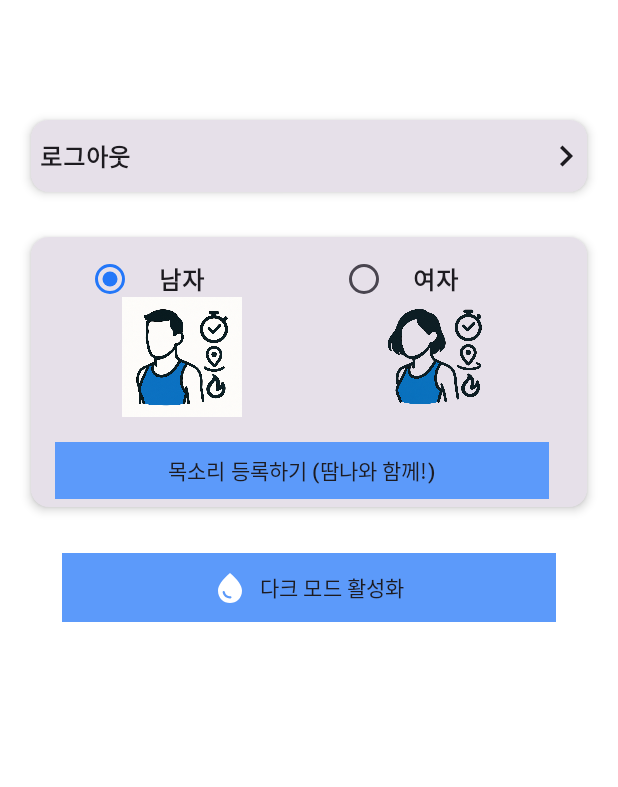
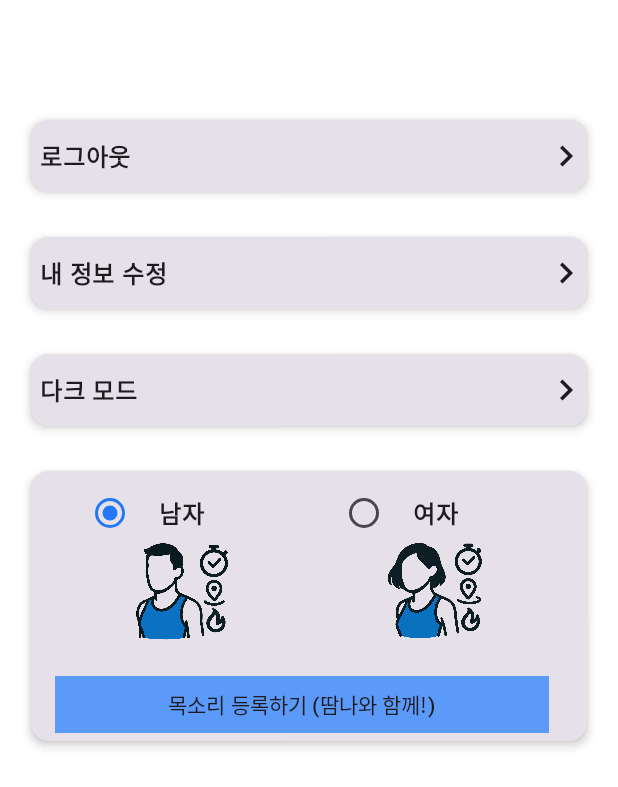
Before and after one commit to hyunho4532/SSAMNA-V4, an Android app built with Jetpack Compose: the composable SettingScreen shown on its own in the app's theme, on a phone screen of 412 x 824 dp. Shown: the top 787 px of the screen. Run offline under Robolectric (Android 15) with nearby library versions, the phone set to English and light mode, and no system bars; our stand-ins replace Dagger/Hilt's generated code; libraries missing offline, so code that uses them is left out: io.github.jan.supabase; 1 statement that could not run was skipped.

Commit message:
feat. 사용자 설정 기능 구현 중 (내 정보 수정 기능 구현 중)

```diff
--- a/presentation/src/main/java/com/app/presentation/component/dialog/BottomSheet.kt
+++ b/presentation/src/main/java/com/app/presentation/component/dialog/BottomSheet.kt
@@ -45,6 +45,7 @@ import com.app.presentation.component.tool.challengeCard
 import com.app.domain.model.enum.CardType
 import com.app.domain.model.state.ChallengeMaster
 import com.app.domain.model.state.ChallengeSub
+import com.app.domain.model.user.User
 import com.app.presentation.component.util.responsive.setUpWidth
 import com.app.presentation.viewmodel.JsonParseViewModel
 import com.app.presentation.viewmodel.StateViewModel
@@ -303,3 +304,37 @@ fun ActivateDetailBottomSheet(
         }
     }
 }
+
+@OptIn(ExperimentalMaterial3Api::class)
+@Composable
+fun UserUpdateBottomSheet(
+    context: Context,
+    showBottomSheet: MutableState<Boolean>,
+    sheetState: SheetState,
+    user: User
+) {
+    if (showBottomSheet.value) {
+        ModalBottomSheet(
+            modifier = Modifier
+                .fillMaxSize(),
+            sheetState = sheetState,
+            onDismissRequest = { showBottomSheet.value = false },
+            containerColor = MaterialTheme.colorScheme.surface
+        ) {
+            Column (
+                modifier = Modifier.fillMaxWidth(),
+                horizontalAlignment = Alignment.CenterHorizontally
+            ) {
+                Card (
+                    modifier = Modifier
+                        .width(setUpWidth())
+                        .height(60.dp)
+                        .padding(top = 8.dp),
+                    border = BorderStroke(1.dp, MaterialTheme.colorScheme.onSurface)
+                ) {
+
+                }
+            }
+        }
+    }
+}
--- a/presentation/src/main/java/com/app/presentation/component/tool/Button.kt
+++ b/presentation/src/main/java/com/app/presentation/component/tool/Button.kt
@@ -109,12 +109,6 @@ fun CustomButton(
             when (type) {
                 ButtonType.EventStatus.ROUTE -> {
                     onClick(true)
-                }
-                ButtonType.EventStatus.DARKTHEME -> {
-                    /**
-                     * 클릭 시, 테마가 바뀐다./
-                     */
-                    stateViewModel.toggleTheme()
                 }
                 ButtonType.PermissionStatus.USERCANCEL -> {
                     onNavigateToCheck(false)
--- a/presentation/src/main/java/com/app/presentation/ui/feature/auth/SettingScreen.kt
+++ b/presentation/src/main/java/com/app/presentation/ui/feature/auth/SettingScreen.kt
@@ -63,6 +63,13 @@ fun SettingScreen(
         mutableStateOf(genderOptions[0])
     }
 
+    /**
+     * 내 정보 수정 시 팝업 창 상태
+     */
+    val isInfoUser = remember {
+        mutableStateOf(false)
+    }
+
     val voice = ttsViewModel.voice.collectAsState()
 
     Column(
@@ -74,7 +81,8 @@ fun SettingScreen(
         Text(
             text = user.name,
             fontSize = 24.sp,
-            fontWeight = FontWeight.Bold
+            fontWeight = FontWeight.Bold,
+            color = MaterialTheme.colorScheme.onSurface
         )
 
         Spacer(width = 0.dp, height = 30.dp)
@@ -94,7 +102,82 @@ fun SettingScreen(
                     modifier = Modifier
                         .padding(start = 6.dp),
                     text = "로그아웃",
-                    fontWeight = FontWeight.Bold
+                    fontWeight = FontWeight.Bold,
+                    color = MaterialTheme.colorScheme.onSurface
+                )
+
+                Image(
+                    modifier = Modifier
+                        .size(28.dp),
+                    painter = painterResource(id = R.drawable.baseline_keyboard_arrow_right_24),
+                    contentDescription = "활동 아이콘",
+                    colorFilter = ColorFilter.tint(MaterialTheme.colorScheme.onSurface)
+                )
+            }
+        }
+
+        Spacer(
+            width = 0.dp,
+            height = 30.dp
+        )
+
+        Card(
+            modifier = Modifier
+                .width(setUpWidth())
+                .height(48.dp)
+                .clickable {
+                    isInfoUser.value = true
+                },
+            elevation = CardDefaults.cardElevation(defaultElevation = 4.dp),
+        ) {
+            Row(
+                modifier = Modifier.fillMaxSize(),
+                horizontalArrangement = Arrangement.SpaceBetween,
+                verticalAlignment = Alignment.CenterVertically
+            ) {
+                Text(
+                    modifier = Modifier
+                        .padding(start = 6.dp),
+                    text = "내 정보 수정",
+                    fontWeight = FontWeight.Bold,
+                    color = MaterialTheme.colorScheme.onSurface
+                )
+
+                Image(
+                    modifier = Modifier
+                        .size(28.dp),
+                    painter = painterResource(id = R.drawable.baseline_keyboard_arrow_right_24),
+                    contentDescription = "활동 아이콘",
+                    colorFilter = ColorFilter.tint(MaterialTheme.colorScheme.onSurface)
+                )
+            }
+        }
+
+        Spacer(
+            width = 0.dp,
+            height = 30.dp
+        )
+
+        Card(
+            modifier = Modifier
+                .width(setUpWidth())
+                .height(48.dp)
+                .clickable {
+                    stateViewModel.toggleTheme()
+                },
+            elevation = CardDefaults.cardElevation(defaultElevation = 4.dp),
+        ) {
+            Row(
+                modifier = Modifier.fillMaxSize(),
+                horizontalArrangement = Arrangement.SpaceBetween,
+                verticalAlignment = Alignment.CenterVertically
+            ) {
+                Text(
+                    modifier = Modifier
+                        .padding(start = 6.dp),
+                    text = "다크 모드",
+                    fontWeight = FontWeight.Bold,
+                    color = MaterialTheme.colorScheme.onSurface
                 )
 
                 Image(
@@ -163,7 +246,8 @@ fun SettingScreen(
                             ) {
                                 Text(
                                     text = text,
-                                    fontWeight = FontWeight.Bold
+                                    fontWeight = FontWeight.Bold,
+                                    color = MaterialTheme.colorScheme.onSurface
                                 )
 
                                 if (text == "남자") {
@@ -202,16 +286,5 @@ fun SettingScreen(
             width = 0.dp,
             height = 30.dp
         )
-
-        CustomButton(
-            type = ButtonType.EventStatus.DARKTHEME,
-            width = setUpWidth(),
-            height = 46.dp,
-            text = "다크 모드 활성화",
-            showIcon = true,
-            shape = "Rectangle",
-            data = voice,
-            stateViewModel = stateViewModel
-        )
     }
 }
```
Also changed, not shown: presentation/src/main/res/drawable/tts_man.png.
